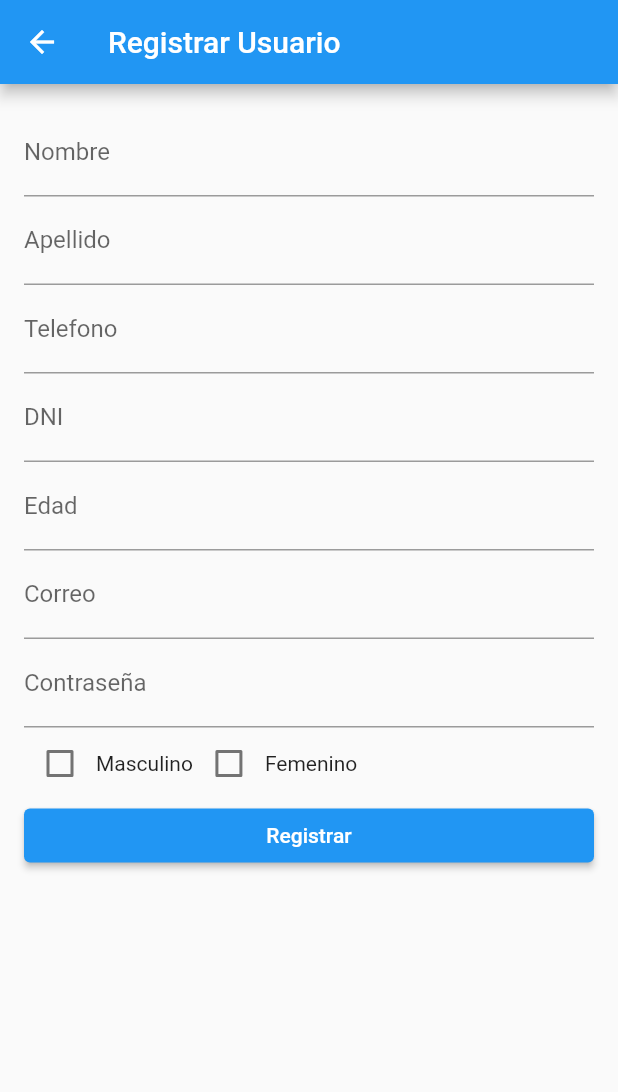
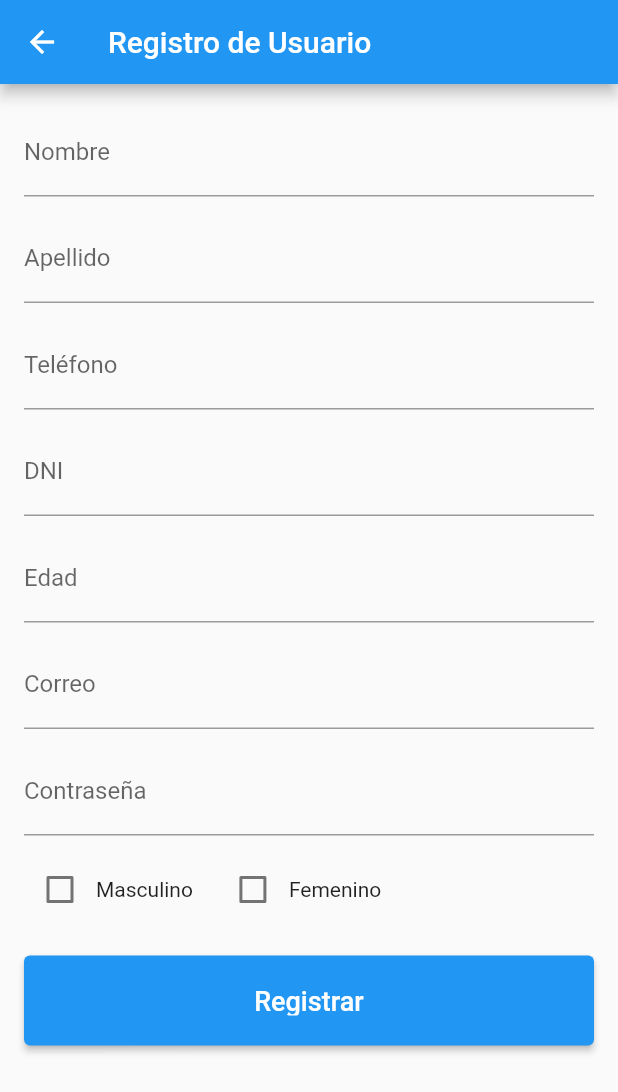
Before and after one commit to upc-pre-202302-SI572-SW71-softtech/mobile_app_flutter, a Flutter app: the screen it shows after launch, after a tap on "Iniciar Sesión", after a tap on "Crear Cuenta", on a phone screen of 412 x 824 dp. Shown: the top 1092 px of the screen. Run offline on Flutter 3.47's test engine with Material 2 defaults, Android fonts, the phone set to English and light mode, and no system bars; our stand-ins replace fl_chart, flare_flutter, google_maps_flutter; network calls fail.

Commit message:
arreglos en register

```diff
--- a/alpinista/lib/magament_account/login.dart
+++ b/alpinista/lib/magament_account/login.dart
@@ -46,15 +46,26 @@ class _LoginState extends State<Login> {
               child: Column(
                 mainAxisSize: MainAxisSize.min,
                 children: [
-                  ClipOval(
-                    child: Image.network(
-                      'https://go2climb-fundamentos.netlify.app/assets/images/logoSecundari.jpg',
-                      width: 180,
-                      height: 180,
-                      fit: BoxFit.cover,
+                  TweenAnimationBuilder<double>(
+                    tween: Tween(begin: 0.0, end: 1.0),
+                    duration: Duration(seconds: 1),
+                    builder: (context, value, child) {
+                      return Transform.scale(
+                        scale: value,
+                        child: child,
+                      );
+                    },
+                    child: ClipOval(
+                      child: Image.asset(
+                        'assets/logo.png',
+                        width: 180,
+                        height: 180,
+                        fit: BoxFit.cover,
+                      ),
                     ),
                   ),
                   SizedBox(height: 20),
+                  // Aplicar efecto de hover a los campos de texto
                   TextFormField(
                     controller: _emailController,
                     decoration: InputDecoration(
@@ -104,18 +115,18 @@ class _LoginState extends State<Login> {
                     obscureText: true,
                   ),
                   SizedBox(height: 20),
+                  // Aplicar efecto de hover al botón de inicio de sesión
                   ElevatedButton(
                     onPressed: _iniciarSesion,
-                    child: Text('Iniciar Sesión'),
                     style: ElevatedButton.styleFrom(
-                      primary: Colors.blue.shade700,
-                      shape: RoundedRectangleBorder(
-                        borderRadius: BorderRadius.circular(8.0),
-                      ),
+                      padding: EdgeInsets.all(20.0),
+                    ),
+                    child: Text(
+                      'Iniciar Sesión',
+                      style: TextStyle(fontSize: 18.0),
                     ),
                   ),
                   SizedBox(height: 10),
-                  // Cambio del botón "Crear Cuenta" a texto subrayado
                   InkWell(
                     onTap: _crearCuenta,
                     child: Text(
--- a/alpinista/lib/magament_account/register_user.dart
+++ b/alpinista/lib/magament_account/register_user.dart
@@ -47,12 +47,12 @@ class _RegistrarUsuarioState extends State<RegistrarUsuario> {
   Widget build(BuildContext context) {
     return Scaffold(
       appBar: AppBar(
-        title: Text('Registrar Usuario'),
+        title: Text('Registro de Usuario'),
       ),
-      body: Form(
-        key: _formKey,
-        child: Padding(
-          padding: const EdgeInsets.all(16.0),
+      body: Padding(
+        padding: const EdgeInsets.all(16.0),
+        child: Form(
+          key: _formKey,
           child: ListView(
             children: [
               TextFormField(
@@ -65,6 +65,7 @@ class _RegistrarUsuarioState extends State<RegistrarUsuario> {
                   return null;
                 },
               ),
+              SizedBox(height: 12.0),
               TextFormField(
                 controller: _apellidoController,
                 decoration: InputDecoration(labelText: 'Apellido'),
@@ -75,9 +76,10 @@ class _RegistrarUsuarioState extends State<RegistrarUsuario> {
                   return null;
                 },
               ),
+              SizedBox(height: 12.0),
               TextFormField(
                 controller: _telefonoController,
-                decoration: InputDecoration(labelText: 'Telefono'),
+                decoration: InputDecoration(labelText: 'Teléfono'),
                 validator: (value) {
                   if (value!.isEmpty) {
                     return 'Este campo es obligatorio';
@@ -85,6 +87,7 @@ class _RegistrarUsuarioState extends State<RegistrarUsuario> {
                   return null;
                 },
               ),
+              SizedBox(height: 12.0),
               TextFormField(
                 controller: _dniController,
                 decoration: InputDecoration(labelText: 'DNI'),
@@ -95,6 +98,7 @@ class _RegistrarUsuarioState extends State<RegistrarUsuario> {
                   return null;
                 },
               ),
+              SizedBox(height: 12.0),
               TextFormField(
                 controller: _edadController,
                 decoration: InputDecoration(labelText: 'Edad'),
@@ -105,6 +109,7 @@ class _RegistrarUsuarioState extends State<RegistrarUsuario> {
                   return null;
                 },
               ),
+              SizedBox(height: 12.0),
               TextFormField(
                 controller: _correoController,
                 decoration: InputDecoration(labelText: 'Correo'),
@@ -115,6 +120,7 @@ class _RegistrarUsuarioState extends State<RegistrarUsuario> {
                   return null;
                 },
               ),
+              SizedBox(height: 12.0),
               TextFormField(
                 controller: _passwordController,
                 decoration: InputDecoration(labelText: 'Contraseña'),
@@ -126,6 +132,7 @@ class _RegistrarUsuarioState extends State<RegistrarUsuario> {
                 },
                 obscureText: true,
               ),
+              SizedBox(height: 12.0),
               Row(
                 children: [
                   Checkbox(
@@ -138,6 +145,7 @@ class _RegistrarUsuarioState extends State<RegistrarUsuario> {
                     },
                   ),
                   Text('Masculino'),
+                  SizedBox(width: 16.0),
                   Checkbox(
                     value: _isFemenino,
                     onChanged: (value) {
@@ -150,9 +158,19 @@ class _RegistrarUsuarioState extends State<RegistrarUsuario> {
                   Text('Femenino'),
                 ],
               ),
-              ElevatedButton(
-                onPressed: _registrar,
-                child: Text('Registrar'),
+              Container(
+                height: 60.0, // Ajusta la altura del botón según tus preferencias
+                margin: EdgeInsets.only(top: 20.0), // Espacio entre el último campo de texto y el botón
+                child: ElevatedButton(
+                  onPressed: _registrar,
+                  style: ElevatedButton.styleFrom(
+                    padding: EdgeInsets.all(20.0), // Ajusta el padding para hacer el botón más grande
+                  ),
+                  child: Text(
+                    'Registrar',
+                    style: TextStyle(fontSize: 18.0), // Tamaño del texto del botón
+                  ),
+                ),
               ),
             ],
           ),
```
Also changed, not shown: alpinista/lib/main.dart (+36 -6 lines), alpinista/pubspec.yaml (+9 -2 lines), alpinista/assets/cloudy.gif (added), alpinista/assets/logo.png (added), alpinista/assets/monta1.png (added), alpinista/assets/monta2.png (added), alpinista/assets/monta3.png (added), alpinista/pubspec.lock, 7 other files.
